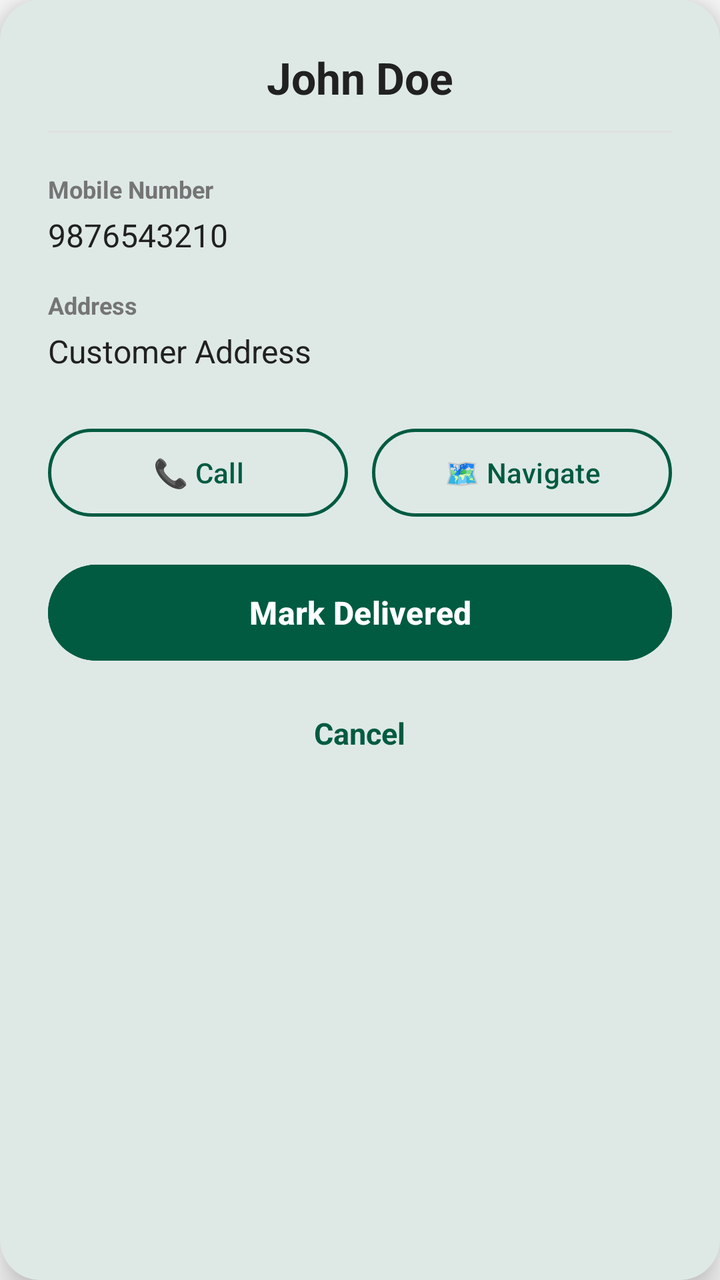
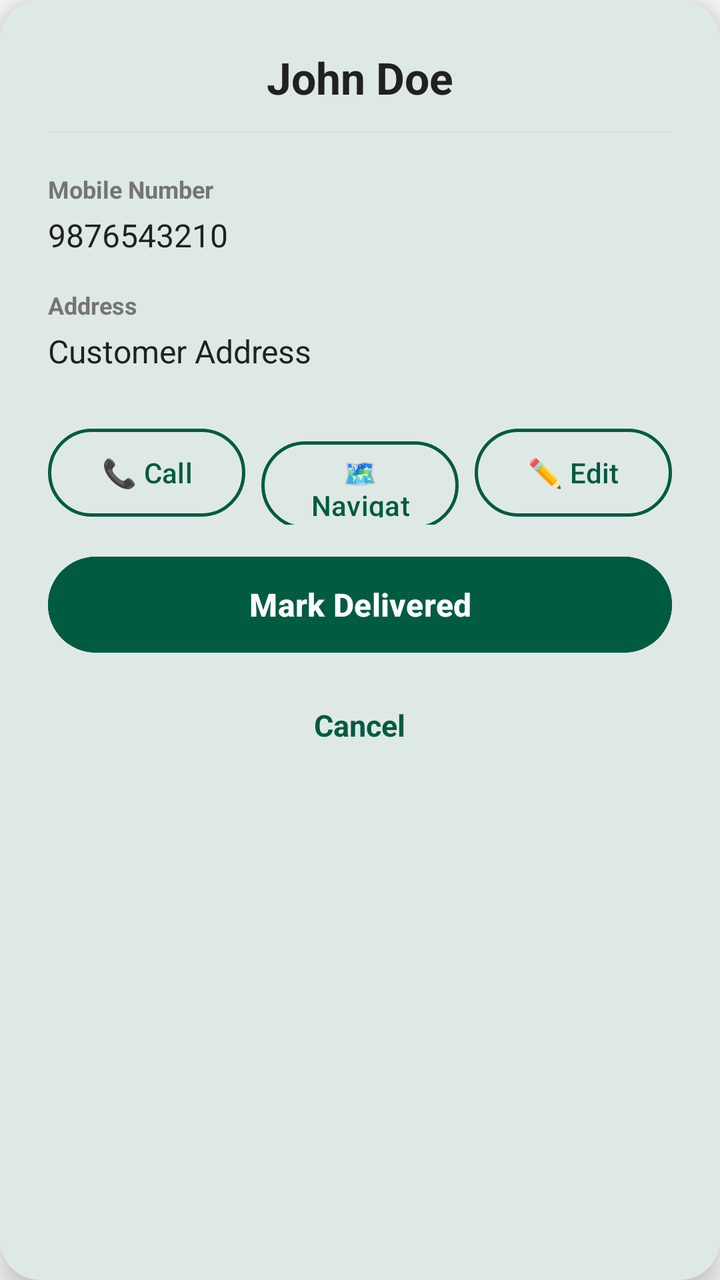

Compare the two renders of this Android layout. The source of the first and the diff that turns it into the second are given below.
<!-- AndroidManifest.xml: application theme Theme.MilkDelivery -->
<!-- res/layout/dialog_customer_details.xml -->
<?xml version="1.0" encoding="utf-8"?>
<com.google.android.material.card.MaterialCardView
    xmlns:android="http://schemas.android.com/apk/res/android"
    xmlns:app="http://schemas.android.com/apk/res-auto"
    android:layout_width="match_parent"
    android:layout_height="wrap_content"
    android:layout_gravity="center"
    android:layout_marginStart="24dp"
    android:layout_marginEnd="24dp"
    app:cardBackgroundColor="@color/white"
    app:cardCornerRadius="20dp"
    app:cardElevation="10dp">

    <LinearLayout
        android:layout_width="match_parent"
        android:layout_height="wrap_content"
        android:orientation="vertical"
        android:padding="24dp">

        
        <TextView
            android:id="@+id/dialog_txt_name"
            android:layout_width="match_parent"
            android:layout_height="wrap_content"
            android:gravity="center"
            android:text="John Doe"
            android:textColor="@color/on_surface"
            android:textSize="22sp"
            android:textStyle="bold"/>

        <View
            android:layout_width="match_parent"
            android:layout_height="1dp"
            android:layout_marginTop="12dp"
            android:layout_marginBottom="20dp"
            android:background="@color/gray_light"/>

        
        <TextView
            android:layout_width="wrap_content"
            android:layout_height="wrap_content"
            android:text="Mobile Number"
            android:textColor="@color/gray_dark"
            android:textSize="12sp"
            android:textStyle="bold"/>

        <TextView
            android:id="@+id/dialog_txt_mobile"
            android:layout_width="match_parent"
            android:layout_height="wrap_content"
            android:layout_marginTop="4dp"
            android:text="9876543210"
            android:textColor="@color/on_surface"
            android:textSize="16sp"/>

        
        <TextView
            android:layout_width="wrap_content"
            android:layout_height="wrap_content"
            android:layout_marginTop="16dp"
            android:text="Address"
            android:textColor="@color/gray_dark"
            android:textSize="12sp"
            android:textStyle="bold"/>

        <TextView
            android:id="@+id/dialog_txt_address"
            android:layout_width="match_parent"
            android:layout_height="wrap_content"
            android:layout_marginTop="4dp"
            android:text="Customer Address"
            android:textColor="@color/on_surface"
            android:textSize="16sp"/>

        
        <LinearLayout
            android:layout_width="match_parent"
            android:layout_height="wrap_content"
            android:layout_marginTop="24dp"
            android:orientation="horizontal"
            android:weightSum="2">

            <com.google.android.material.button.MaterialButton
                android:id="@+id/dialog_btn_call"
                style="@style/Widget.Material3.Button.OutlinedButton"
                android:layout_width="0dp"
                android:layout_height="52dp"
                android:layout_weight="1"
                android:layout_marginEnd="6dp"
                android:text="📞 Call"
                android:textAllCaps="false"
                app:iconGravity="textStart"
                app:strokeColor="@color/primary"
                app:strokeWidth="1.5dp"/>

            <com.google.android.material.button.MaterialButton
                android:id="@+id/dialog_btn_navigate"
                style="@style/Widget.Material3.Button.OutlinedButton"
                android:layout_width="0dp"
                android:layout_height="52dp"
                android:layout_weight="1"
                android:layout_marginStart="6dp"
                android:text="🗺 Navigate"
                android:textAllCaps="false"
                app:iconGravity="textStart"
                app:strokeColor="@color/primary"
                app:strokeWidth="1.5dp"/>

        </LinearLayout>

        
        <com.google.android.material.button.MaterialButton
            android:id="@+id/dialog_btn_deliver"
            android:layout_width="match_parent"
            android:layout_height="56dp"
            android:layout_marginTop="16dp"
            android:backgroundTint="@color/primary"
            android:text="Mark Delivered"
            android:textAllCaps="false"
            android:textColor="@color/white"
            android:textSize="16sp"
            android:textStyle="bold"
            app:cornerRadius="28dp"/>

        
        <TextView
            android:id="@+id/dialog_btn_cancel"
            android:layout_width="wrap_content"
            android:layout_height="wrap_content"
            android:layout_gravity="center"
            android:layout_marginTop="14dp"
            android:padding="8dp"
            android:text="Cancel"
            android:textColor="@color/primary"
            android:textSize="15sp"
            android:textStyle="bold"/>

    </LinearLayout>

</com.google.android.material.card.MaterialCardView>
<!-- resources referenced by this layout -->
<resources>
  <color name="gray_dark">#757575</color>
  <color name="gray_light">#E0E0E0</color>
  <color name="on_surface">#212121</color>
  <color name="primary">#005B41</color>
  <color name="white">#FFFFFF</color>
  <style name="Theme.MilkDelivery" parent="Theme.Material3.DayNight.NoActionBar">
          
          <item name="colorPrimary">@color/primary</item>
          <item name="colorPrimaryDark">@color/primary_dark</item>
          <item name="colorSecondary">@color/secondary</item>
          <item name="android:statusBarColor">@color/primary</item>
          <item name="android:windowLightStatusBar">false</item>
          
          
          <item name="colorSurface">@color/surface</item>
          <item name="colorOnSurface">@color/on_surface</item>
          <item name="android:windowBackground">@color/background</item>
          <item name="colorSurfaceVariant">@color/surface_variant</item>
          <item name="colorOnSurfaceVariant">@color/on_surface_variant</item>
          
          
          <item name="materialCardViewStyle">@style/Widget.Material3.CardView.Elevated</item>
      </style>
  <color name="primary_dark">#00402E</color>
  <color name="secondary">#03DAC6</color>
  <color name="surface">#FFFFFF</color>
  <color name="background">#FAFAFA</color>
  <color name="surface_variant">#F4F4F4</color>
  <color name="on_surface_variant">#555555</color>
</resources>

<!-- the commit's change to res/layout/dialog_customer_details.xml (unified diff, before → after) -->
@@ -78,7 +78,7 @@
             android:layout_height="wrap_content"
             android:layout_marginTop="24dp"
             android:orientation="horizontal"
-            android:weightSum="2">
+            android:weightSum="3">
 
             <com.google.android.material.button.MaterialButton
                 android:id="@+id/dialog_btn_call"
@@ -86,7 +86,7 @@
                 android:layout_width="0dp"
                 android:layout_height="52dp"
                 android:layout_weight="1"
-                android:layout_marginEnd="6dp"
+                android:layout_marginEnd="4dp"
                 android:text="📞 Call"
                 android:textAllCaps="false"
                 app:iconGravity="textStart"
@@ -99,8 +99,23 @@
                 android:layout_width="0dp"
                 android:layout_height="52dp"
                 android:layout_weight="1"
-                android:layout_marginStart="6dp"
+                android:layout_marginStart="4dp"
+                android:layout_marginEnd="4dp"
                 android:text="🗺 Navigate"
+                android:textAllCaps="false"
+                app:iconGravity="textStart"
+                app:strokeColor="@color/primary"
+                app:strokeWidth="1.5dp"/>
+
+            
+            <com.google.android.material.button.MaterialButton
+                android:id="@+id/dialog_btn_edit"
+                style="@style/Widget.Material3.Button.OutlinedButton"
+                android:layout_width="0dp"
+                android:layout_height="52dp"
+                android:layout_weight="1"
+                android:layout_marginStart="4dp"
+                android:text="✏️ Edit"
                 android:textAllCaps="false"
                 app:iconGravity="textStart"
                 app:strokeColor="@color/primary"
@@ -113,7 +128,7 @@
             android:id="@+id/dialog_btn_deliver"
             android:layout_width="match_parent"
             android:layout_height="56dp"
-            android:layout_marginTop="16dp"
+            android:layout_marginTop="12dp"
             android:backgroundTint="@color/primary"
             android:text="Mark Delivered"
             android:textAllCaps="false"
